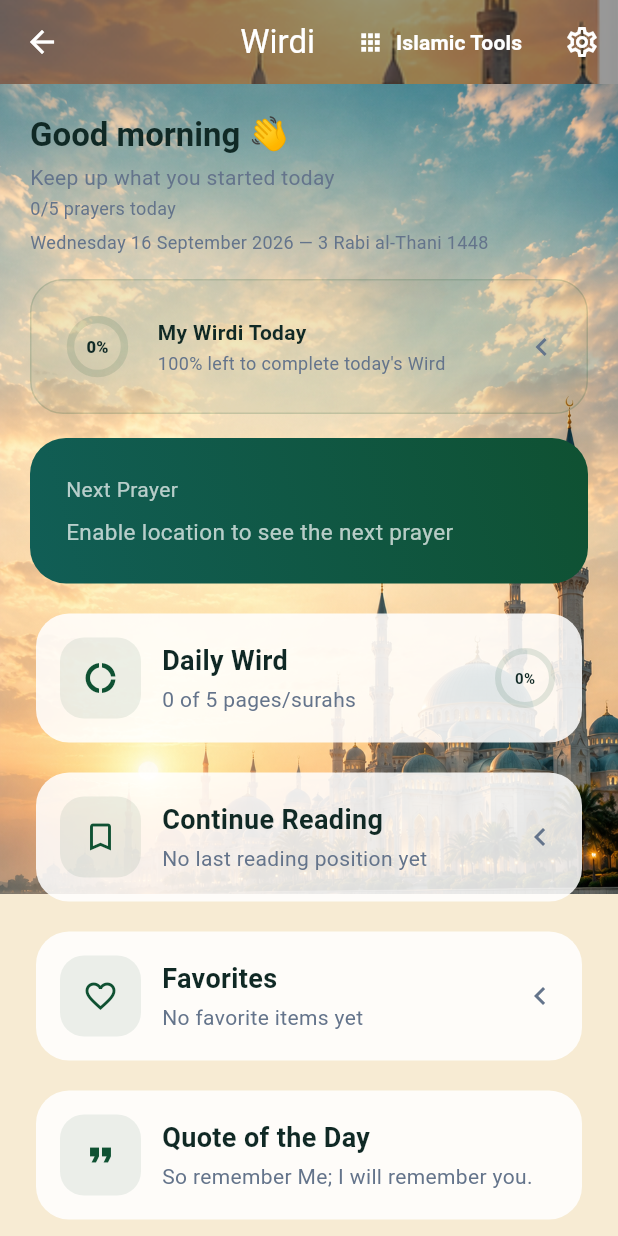
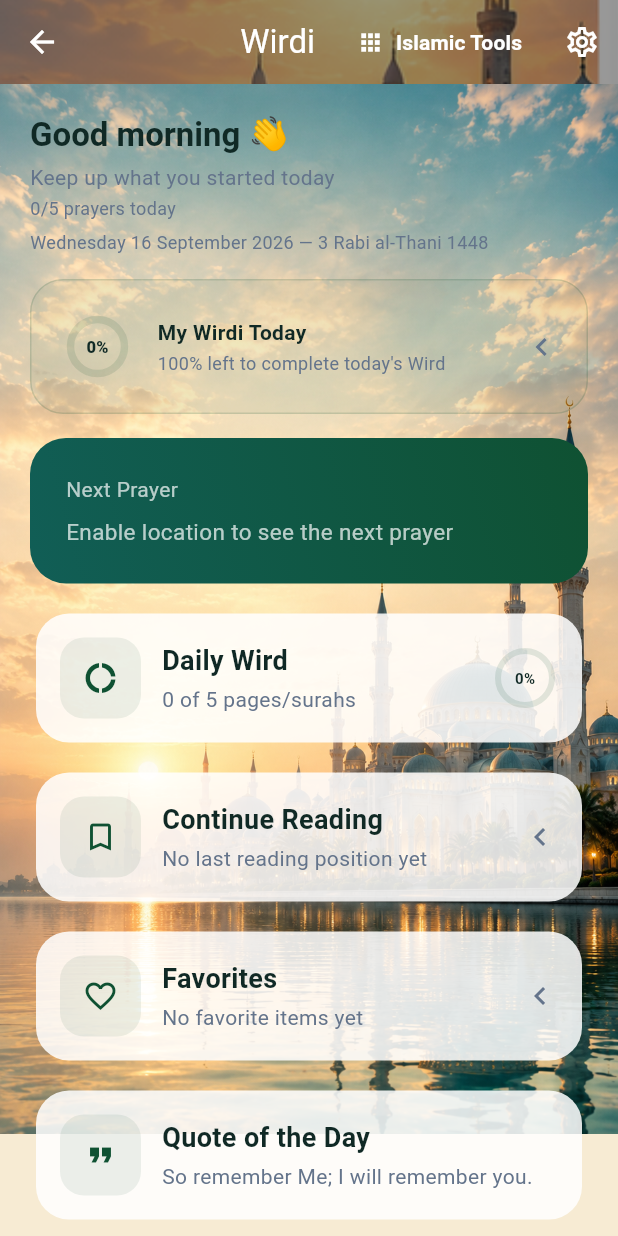
Before and after one commit to 9369702788/wirdi_v16.1.27, a Flutter app: the HomeDashboardScreen screen opened directly, on a phone screen of 412 x 824 dp. Run offline on Flutter 3.47's test engine with Material 3 defaults, Android fonts, the phone set to English and light mode, and no system bars; our stand-ins replace audio_service, audioplayers, camera, cloud_firestore, file_picker, firebase_auth and 12 more; missing offline and left inert: home_widget; accounts and stored records are empty; network calls fail; Roboto replaces fonts that are missing (Cairo).

Commit message:
Add files via upload

```diff
--- a/lib/features/home/home_dashboard_screen.dart
+++ b/lib/features/home/home_dashboard_screen.dart
@@ -287,7 +287,7 @@
             top: 0,
             left: 0,
             right: 0,
-            height: 540,
+            height: 700,
             child: IgnorePointer(
               child: DecoratedBox(
                 decoration: BoxDecoration(
```
